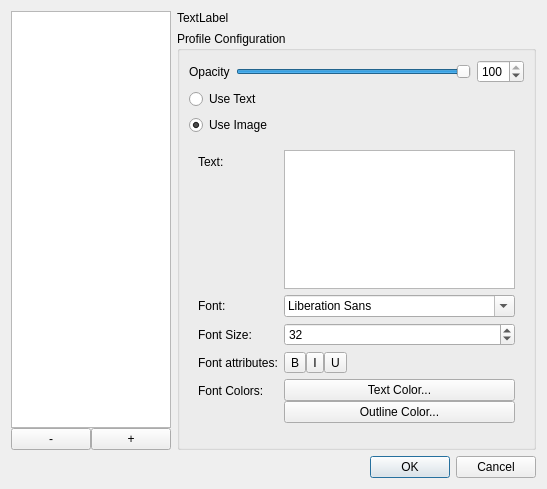
Qt form src/profiledialog.ui (pvanek/qwatermark) before a commit.
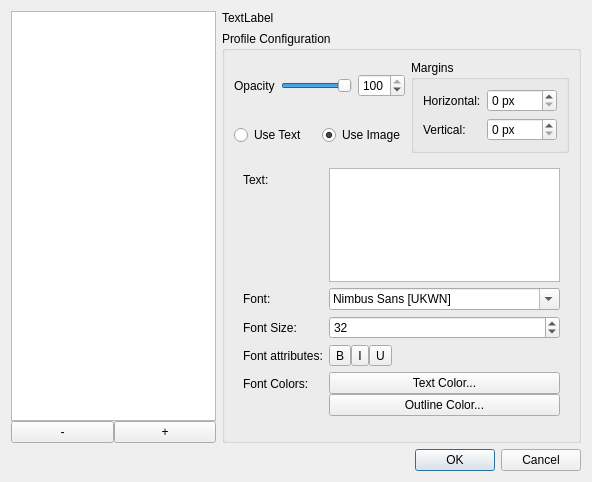
The same form after that commit.

Commit message: margins implemented; font changing fixed; icon loaded for windows

The edit to the form file:
```diff
--- a/src/profiledialog.ui
+++ b/src/profiledialog.ui
@@ -6,14 +6,14 @@
    <rect>
     <x>0</x>
     <y>0</y>
-    <width>539</width>
-    <height>489</height>
+    <width>592</width>
+    <height>482</height>
    </rect>
   </property>
   <property name="windowTitle">
    <string>Profile Configuration</string>
   </property>
-  <layout class="QGridLayout" name="gridLayout">
+  <layout class="QGridLayout" name="gridLayout_3">
    <item row="0" column="0">
     <layout class="QVBoxLayout" name="verticalLayout">
      <property name="spacing">
@@ -60,7 +60,7 @@
         <string>Profile Configuration</string>
        </property>
        <layout class="QGridLayout" name="gridLayout_2">
-        <item row="0" column="0">
+        <item row="0" column="0" colspan="2">
          <layout class="QHBoxLayout" name="opacityHorizontalLayout" stretch="0,10,0">
           <item>
            <widget class="QLabel" name="transparencyLabel">
@@ -100,6 +100,49 @@
           </item>
          </layout>
         </item>
+        <item row="0" column="2" rowspan="2">
+         <widget class="QGroupBox" name="groupBox">
+          <property name="title">
+           <string>Margins</string>
+          </property>
+          <layout class="QGridLayout" name="gridLayout">
+           <item row="0" column="0">
+            <widget class="QLabel" name="label_3">
+             <property name="text">
+              <string>Horizontal:</string>
+             </property>
+            </widget>
+           </item>
+           <item row="0" column="1">
+            <widget class="QSpinBox" name="horizontalSpinBox">
+             <property name="suffix">
+              <string> px</string>
+             </property>
+             <property name="maximum">
+              <number>1000</number>
+             </property>
+            </widget>
+           </item>
+           <item row="1" column="0">
+            <widget class="QLabel" name="label_4">
+             <property name="text">
+              <string>Vertical:</string>
+             </property>
+            </widget>
+           </item>
+           <item row="1" column="1">
+            <widget class="QSpinBox" name="verticalSpinBox">
+             <property name="suffix">
+              <string> px</string>
+             </property>
+             <property name="maximum">
+              <number>1000</number>
+             </property>
+            </widget>
+           </item>
+          </layout>
+         </widget>
+        </item>
         <item row="1" column="0">
          <widget class="QRadioButton" name="textRadioButton">
           <property name="text">
@@ -107,7 +150,7 @@
           </property>
          </widget>
         </item>
-        <item row="2" column="0">
+        <item row="1" column="1">
          <widget class="QRadioButton" name="imageRadioButton">
           <property name="text">
            <string>Use Image</string>
@@ -117,7 +160,7 @@
           </property>
          </widget>
         </item>
-        <item row="3" column="0">
+        <item row="2" column="0" colspan="3">
          <widget class="QStackedWidget" name="typeStackedWidget">
           <property name="currentIndex">
            <number>0</number>
@@ -145,7 +188,7 @@
              <widget class="QFontComboBox" name="fontComboBox">
               <property name="currentFont">
                <font>
-                <family>Helvetica</family>
+                <family>Nimbus Sans L</family>
                 <weight>75</weight>
                 <bold>true</bold>
                </font>
@@ -309,7 +352,7 @@
      </item>
     </layout>
    </item>
-   <item row="1" column="0" colspan="2">
+   <item row="1" column="1">
     <widget class="QDialogButtonBox" name="buttonBox">
      <property name="orientation">
       <enum>Qt::Horizontal</enum>
```
The commit also changes 8 other files.
